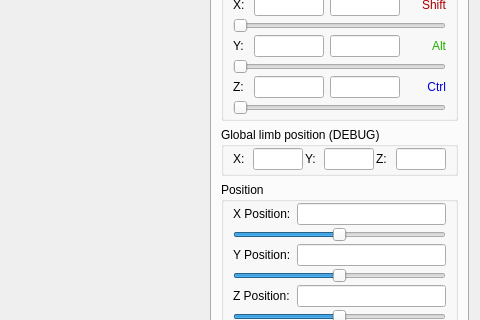
Above: src/KeyFramerTab.ui from tapple/animik before the change; both pictures show x 374 to 854 and y 169 to 489 of the 854 by 681 pixel window. Below: the same form after it.
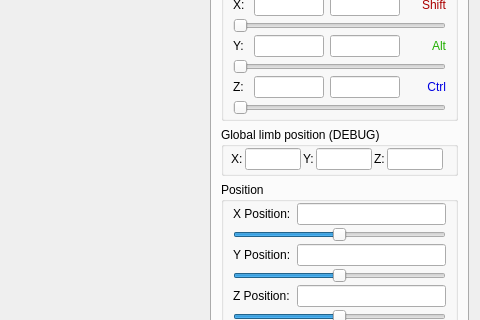
That is the form after the change. Icons and pictures are not drawn. Custom widgets are drawn as their Qt base class.

Patch:
```diff
--- a/src/KeyFramerTab.ui
+++ b/src/KeyFramerTab.ui
@@ -828,16 +828,28 @@
             </property>
             <layout class="QHBoxLayout" name="horizontalLayout_2">
              <property name="spacing">
-              <number>2</number>
+              <number>1</number>
+             </property>
+             <property name="leftMargin">
+              <number>6</number>
              </property>
              <property name="topMargin">
               <number>1</number>
              </property>
+             <property name="rightMargin">
+              <number>6</number>
+             </property>
              <property name="bottomMargin">
               <number>3</number>
              </property>
              <item>
               <widget class="QLabel" name="label_3">
+               <property name="sizePolicy">
+                <sizepolicy hsizetype="Fixed" vsizetype="Preferred">
+                 <horstretch>0</horstretch>
+                 <verstretch>0</verstretch>
+                </sizepolicy>
+               </property>
                <property name="text">
                 <string>X:</string>
                </property>
@@ -853,7 +865,7 @@
                </property>
                <property name="maximumSize">
                 <size>
-                 <width>50</width>
+                 <width>56</width>
                  <height>16777215</height>
                 </size>
                </property>
@@ -861,6 +873,12 @@
              </item>
              <item>
               <widget class="QLabel" name="label_4">
+               <property name="sizePolicy">
+                <sizepolicy hsizetype="Fixed" vsizetype="Preferred">
+                 <horstretch>0</horstretch>
+                 <verstretch>0</verstretch>
+                </sizepolicy>
+               </property>
                <property name="text">
                 <string>Y:</string>
                </property>
@@ -876,7 +894,7 @@
                </property>
                <property name="maximumSize">
                 <size>
-                 <width>50</width>
+                 <width>56</width>
                  <height>16777215</height>
                 </size>
                </property>
@@ -884,6 +902,12 @@
              </item>
              <item>
               <widget class="QLabel" name="label_5">
+               <property name="sizePolicy">
+                <sizepolicy hsizetype="Fixed" vsizetype="Preferred">
+                 <horstretch>0</horstretch>
+                 <verstretch>0</verstretch>
+                </sizepolicy>
+               </property>
                <property name="text">
                 <string>Z:</string>
                </property>
@@ -899,7 +923,7 @@
                </property>
                <property name="maximumSize">
                 <size>
-                 <width>50</width>
+                 <width>56</width>
                  <height>16777215</height>
                 </size>
                </property>
```
